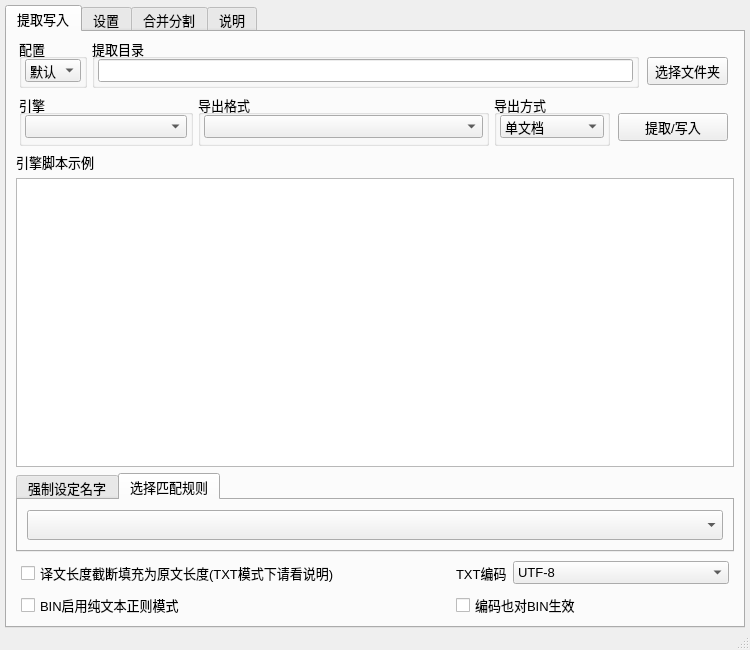
The window that main/ui_mainWindow.ui (satan53x/SExtractor) describes before a commit, drawn with Qt 5.
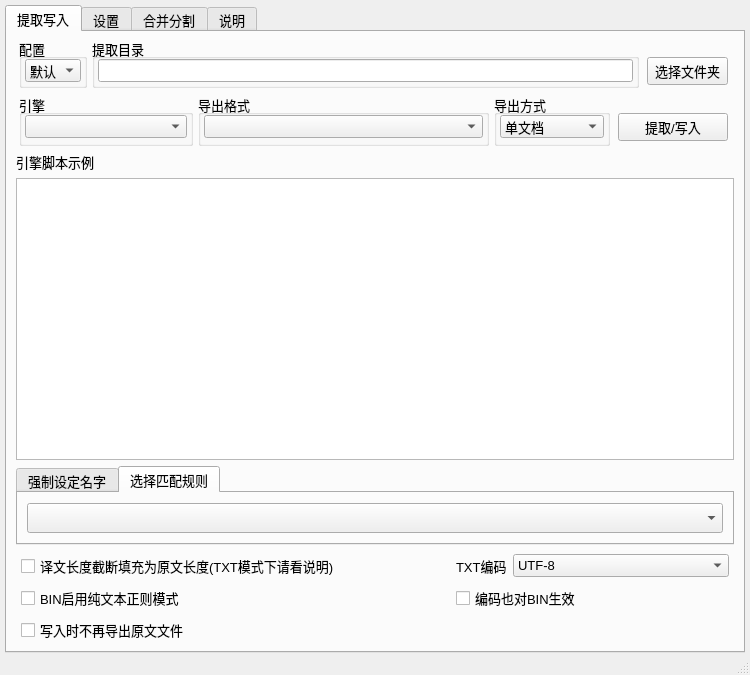
The same window after the commit.

Commit message: 添加可选功能：写入时不再导出原文文件

Patch:
```diff
--- a/main/ui_mainWindow.ui
+++ b/main/ui_mainWindow.ui
@@ -7,7 +7,7 @@
     <x>0</x>
     <y>0</y>
     <width>750</width>
-    <height>650</height>
+    <height>675</height>
    </rect>
   </property>
   <property name="minimumSize">
@@ -601,6 +601,31 @@
              </layout>
             </widget>
            </item>
+           <item>
+            <widget class="QWidget" name="widget_19" native="true">
+             <layout class="QHBoxLayout" name="horizontalLayout_32">
+              <property name="leftMargin">
+               <number>5</number>
+              </property>
+              <property name="topMargin">
+               <number>2</number>
+              </property>
+              <property name="rightMargin">
+               <number>5</number>
+              </property>
+              <property name="bottomMargin">
+               <number>2</number>
+              </property>
+              <item>
+               <widget class="QCheckBox" name="dontExportCheck">
+                <property name="text">
+                 <string>写入时不再导出原文文件</string>
+                </property>
+               </widget>
+              </item>
+             </layout>
+            </widget>
+           </item>
           </layout>
          </widget>
         </item>
```
The commit also changes 5 other files.
